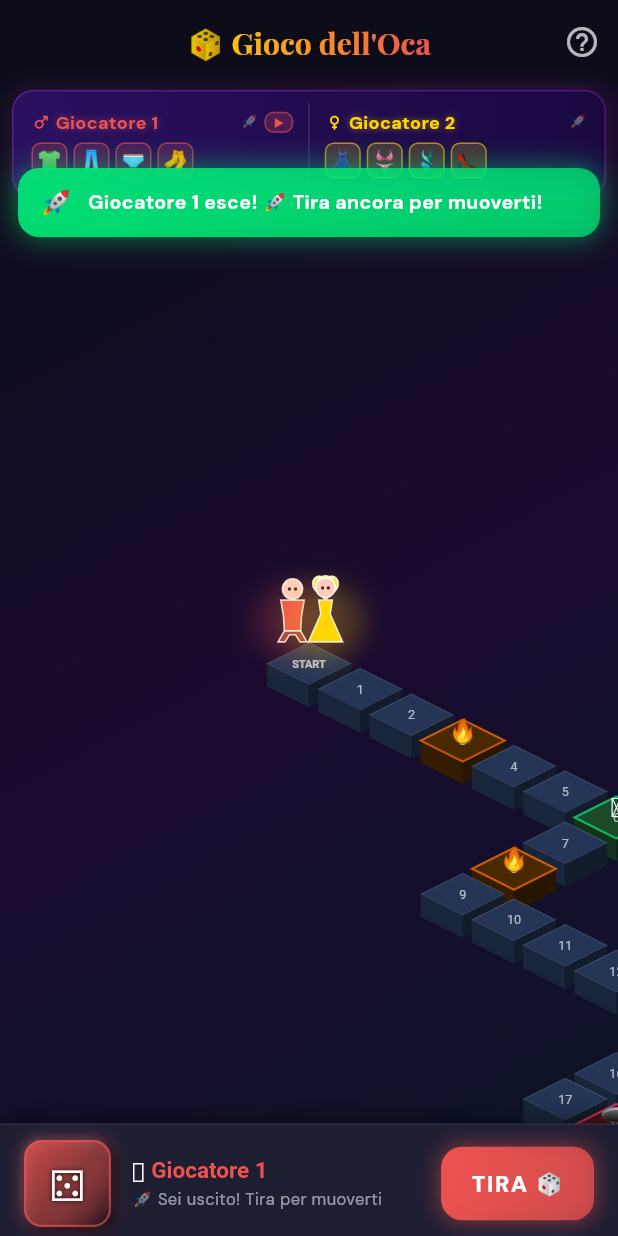
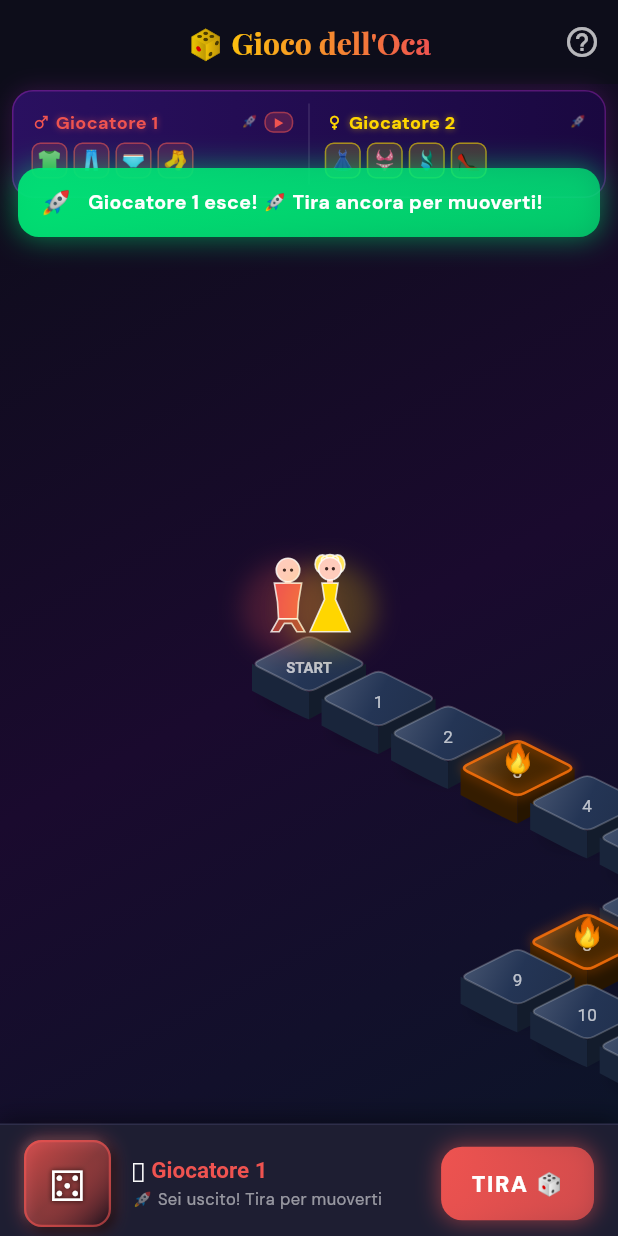
Before and after one commit to godcorpspa/kamasutra_app, a Flutter app: the GoosePlayScreen screen opened by its route, after a tap on "TIRA 🎲", on a phone screen of 412 x 824 dp. Run offline on Flutter 3.47's test engine with Material 3 defaults, Android fonts, the phone set to English and light mode, and no system bars; our stand-ins replace cloud_firestore, confetti, easy_localization, equatable, firebase_auth, firebase_core and 6 more; accounts and stored records are empty; network calls fail; project files that could hold a hidden picture were left out.

Commit message:
Enlarge tiles and add rounded corners with gradient polish
- Tile size increased from 56x28 to 76x38 for better readability
- Added rounded diamond corners using quadratic bezier curves
- Top face now has a subtle gradient (highlight → base → shadow)
- Soft drop shadow under each tile for depth
- Special tiles get a glowing outer border + sharp inner border
- Pawn size scaled up (12→14) to match larger tiles
- Trail line thickened for better visibility
- Canvas enlarged to 2800x1450 to accommodate bigger tiles

https://claude.ai/code/session_01XmffwdbTFmGsZmZm7WxECZ

```diff
--- a/lib/features/games/goose_game/presentation/goose_play_screen.dart
+++ b/lib/features/games/goose_game/presentation/goose_play_screen.dart
@@ -26,14 +26,15 @@ const _kIconsP1 = ['👕', '👖', '🩲', '🧦'];
 const _kIconsP2 = ['👗', '👙', '🩱', '👠'];
 
 // ── Board canvas / tile constants ──
-const double _kTileW    = 56.0;    // isometric tile width
-const double _kTileH    = 28.0;    // isometric tile height
-const double _kBlockH   = 15.0;    // 3-D block depth
+const double _kTileW    = 76.0;    // isometric tile width  (was 56)
+const double _kTileH    = 38.0;    // isometric tile height (was 28)
+const double _kBlockH   = 18.0;    // 3-D block depth
 const double _kTileStep = 1.22;    // grid-to-screen spacing multiplier
-const double _kBoardCX  = 1350.0;  // board centre-X in the large canvas
+const double _kRound    = 5.0;     // corner rounding for tiles
+const double _kBoardCX  = 1800.0;  // board centre-X in the large canvas
 const double _kBoardTY  = 60.0;    // board top-Y in the large canvas
-const double _kCanvasW  = 2100.0;
-const double _kCanvasH  = 1100.0;
+const double _kCanvasW  = 2800.0;
+const double _kCanvasH  = 1450.0;
 const _kSkin = Color(0xFFFFCCBC);  // skin tone for pawn heads
 const _kHair = Color(0xFF4A2C2A);  // dark hair colour
 
@@ -987,8 +988,8 @@ class _IsoBoardPainter extends CustomPainter {
   void paint(Canvas canvas, Size size) {
     // ── 1. Draw path-connecting trail between consecutive cells ──
     final trailPaint = Paint()
-      ..color = Colors.white.withOpacity(0.10)
-      ..strokeWidth = 3.0
+      ..color = Colors.white.withOpacity(0.12)
+      ..strokeWidth = 4.0
       ..style = PaintingStyle.stroke
       ..strokeCap = StrokeCap.round;
 
@@ -1034,88 +1035,144 @@ class _IsoBoardPainter extends CustomPainter {
     }
   }
 
+  // Build a rounded isometric diamond path using quadratic bezier corners.
+  Path _roundedDiamond(Offset vT, Offset vR, Offset vB, Offset vL, double r) {
+    return Path()
+      // Start mid-way on top-left edge, approach top vertex
+      ..moveTo(vT.dx + (vL.dx - vT.dx) * r, vT.dy + (vL.dy - vT.dy) * r)
+      // Round corner at top
+      ..quadraticBezierTo(vT.dx, vT.dy,
+          vT.dx + (vR.dx - vT.dx) * r, vT.dy + (vR.dy - vT.dy) * r)
+      // Line to near right vertex
+      ..lineTo(vR.dx + (vT.dx - vR.dx) * r, vR.dy + (vT.dy - vR.dy) * r)
+      // Round corner at right
+      ..quadraticBezierTo(vR.dx, vR.dy,
+          vR.dx + (vB.dx - vR.dx) * r, vR.dy + (vB.dy - vR.dy) * r)
+      // Line to near bottom vertex
+      ..lineTo(vB.dx + (vR.dx - vB.dx) * r, vB.dy + (vR.dy - vB.dy) * r)
+      // Round corner at bottom
+      ..quadraticBezierTo(vB.dx, vB.dy,
+          vB.dx + (vL.dx - vB.dx) * r, vB.dy + (vL.dy - vB.dy) * r)
+      // Line to near left vertex
+      ..lineTo(vL.dx + (vB.dx - vL.dx) * r, vL.dy + (vB.dy - vL.dy) * r)
+      // Round corner at left
+      ..quadraticBezierTo(vL.dx, vL.dy,
+          vL.dx + (vT.dx - vL.dx) * r, vL.dy + (vT.dy - vL.dy) * r)
+      ..close();
+  }
+
   void _drawTile(Canvas canvas, Offset c, GooseSquare sq, bool hasP1, bool hasP2) {
     const hw = _kTileW / 2, hh = _kTileH / 2, bh = _kBlockH;
+    const r = 0.12; // rounding factor (0 = sharp, 0.5 = max)
     final vT = Offset(c.dx,      c.dy - hh);
     final vR = Offset(c.dx + hw, c.dy     );
     final vB = Offset(c.dx,      c.dy + hh);
     final vL = Offset(c.dx - hw, c.dy     );
 
     final col   = _topColor(sq.type);
+    final colBr = _brighten(col, 0.18); // brighter highlight
     final colL  = _dim(col, 0.30);
     final colR  = _dim(col, 0.48);
 
-    // Top face
-    final topFace = Path()
-      ..moveTo(vT.dx, vT.dy)..lineTo(vR.dx, vR.dy)
-      ..lineTo(vB.dx, vB.dy)..lineTo(vL.dx, vL.dy)..close();
-    canvas.drawPath(topFace, Paint()..color = col);
+    // ── Soft glow shadow under tile ──
+    canvas.drawOval(
+      Rect.fromCenter(center: Offset(c.dx, c.dy + bh + 3), width: hw * 1.6, height: hh * 0.9),
+      Paint()
+        ..color = Colors.black.withOpacity(0.25)
+        ..maskFilter = const MaskFilter.blur(BlurStyle.normal, 6),
+    );
+
+    // ── Left face (rounded bottom-left) ──
+    final leftFace = Path()
+      ..moveTo(vL.dx, vL.dy)..lineTo(vB.dx, vB.dy)
+      ..lineTo(vB.dx, vB.dy + bh)
+      ..quadraticBezierTo(vB.dx - hw * 0.06, vB.dy + bh,
+          vL.dx, vL.dy + bh)
+      ..close();
+    canvas.drawPath(leftFace, Paint()..color = colL);
+
+    // ── Right face (rounded bottom-right) ──
+    final rightFace = Path()
+      ..moveTo(vB.dx, vB.dy)..lineTo(vR.dx, vR.dy)
+      ..lineTo(vR.dx, vR.dy + bh)
+      ..quadraticBezierTo(vR.dx - hw * 0.06, vR.dy + bh,
+          vB.dx, vB.dy + bh)
+      ..close();
+    canvas.drawPath(rightFace, Paint()..color = colR);
+
+    // ── Top face (rounded diamond) with gradient ──
+    final topFace = _roundedDiamond(vT, vR, vB, vL, r);
+
+    // Gradient fill: lighter at top-left, darker at bottom-right
+    final topGrad = Paint()
+      ..shader = LinearGradient(
+        begin: Alignment.topLeft, end: Alignment.bottomRight,
+        colors: [colBr, col, _dim(col, 0.12)],
+        stops: const [0.0, 0.5, 1.0],
+      ).createShader(Rect.fromCenter(center: c, width: hw * 2, height: hh * 2));
+    canvas.drawPath(topFace, topGrad);
+
+    // Subtle inner highlight at top edge
     canvas.drawPath(topFace, Paint()
       ..style = PaintingStyle.stroke
-      ..color = Colors.white.withOpacity(0.15)
-      ..strokeWidth = 0.7);
-
-    // Left face
-    canvas.drawPath(
-      Path()..moveTo(vL.dx, vL.dy)..lineTo(vB.dx, vB.dy)
-            ..lineTo(vB.dx, vB.dy + bh)..lineTo(vL.dx, vL.dy + bh)..close(),
-      Paint()..color = colL,
-    );
-    // Right face
-    canvas.drawPath(
-      Path()..moveTo(vB.dx, vB.dy)..lineTo(vR.dx, vR.dy)
-            ..lineTo(vR.dx, vR.dy + bh)..lineTo(vB.dx, vB.dy + bh)..close(),
-      Paint()..color = colR,
-    );
-
-    // Glow border
+      ..color = Colors.white.withOpacity(0.22)
+      ..strokeWidth = 1.2);
+
+    // ── Glow border for special tiles ──
     final gc = _glowColor(sq.type);
     if (gc != null) {
+      // Outer glow
       canvas.drawPath(topFace, Paint()
         ..style = PaintingStyle.stroke
-        ..color = gc.withOpacity(0.7)
-        ..strokeWidth = 1.4);
+        ..color = gc.withOpacity(0.35)
+        ..strokeWidth = 4.0
+        ..maskFilter = const MaskFilter.blur(BlurStyle.normal, 4));
+      // Sharp border
+      canvas.drawPath(topFace, Paint()
+        ..style = PaintingStyle.stroke
+        ..color = gc.withOpacity(0.8)
+        ..strokeWidth = 1.8);
     }
 
-    // Position number
+    // ── Position number ──
     if (sq.position > 0) {
-      _txt(canvas, '${sq.position}', c,
-          sz: _kTileW * 0.15, col: Colors.white.withOpacity(0.65));
+      _txt(canvas, '${sq.position}', Offset(c.dx, c.dy + hh * 0.15),
+          sz: _kTileW * 0.15, col: Colors.white.withOpacity(0.7));
     } else {
-      _txt(canvas, 'START', c, sz: _kTileW * 0.13, col: Colors.white70, bold: true);
+      _txt(canvas, 'START', Offset(c.dx, c.dy + hh * 0.15),
+          sz: _kTileW * 0.13, col: Colors.white70, bold: true);
     }
 
-    // Type icon
-    final iconY = c.dy - hh * 0.38;
+    // ── Type icon (positioned above centre) ──
+    final iconY = c.dy - hh * 0.32;
     switch (sq.type) {
       case GooseSquareType.ladder:
-        _txt(canvas, '🪜', Offset(c.dx, iconY), sz: _kTileW * 0.32); break;
+        _txt(canvas, '🪜', Offset(c.dx, iconY), sz: _kTileW * 0.30); break;
       case GooseSquareType.hole:
-        _txt(canvas, '🕳️', Offset(c.dx, iconY), sz: _kTileW * 0.32); break;
+        _txt(canvas, '🕳️', Offset(c.dx, iconY), sz: _kTileW * 0.30); break;
       case GooseSquareType.penance:
-        _txt(canvas, '🔥', Offset(c.dx, iconY), sz: _kTileW * 0.28); break;
+        _txt(canvas, '🔥', Offset(c.dx, iconY), sz: _kTileW * 0.26); break;
       case GooseSquareType.finish:
-        _txt(canvas, '🏆', Offset(c.dx, c.dy - hh * 0.55), sz: _kTileW * 0.38); break;
+        _txt(canvas, '🏆', Offset(c.dx, c.dy - hh * 0.50), sz: _kTileW * 0.36); break;
       default: break;
     }
 
-    // Jump destination
+    // ── Jump destination label ──
     if (sq.destination != null) {
       final arrow = sq.type == GooseSquareType.ladder
           ? '↑${sq.destination}' : '↓${sq.destination}';
       _txt(canvas, arrow,
-          Offset(c.dx + hw * 0.5, c.dy + hh * 0.5),
-          sz: _kTileW * 0.12,
+          Offset(c.dx + hw * 0.5, c.dy + hh * 0.55),
+          sz: _kTileW * 0.11,
           col: sq.type == GooseSquareType.ladder ? _kGreen : _kRed);
     }
 
-    // Player pawns
+    // ── Player pawns ──
     if (!hasP1 && !hasP2) return;
-    // Pawn base sits just above the top face's top vertex
-    final baseY = c.dy - hh - 2;
+    final baseY = c.dy - hh - 4;
     if (hasP1 && hasP2) {
-      _drawMalePawn(canvas,   Offset(c.dx - 11, baseY), p1Color);
-      _drawFemalePawn(canvas, Offset(c.dx + 11, baseY), p2Color);
+      _drawMalePawn(canvas,   Offset(c.dx - 14, baseY), p1Color);
+      _drawFemalePawn(canvas, Offset(c.dx + 14, baseY), p2Color);
     } else if (hasP1) {
       _drawMalePawn(canvas,   Offset(c.dx, baseY), p1Color);
     } else {
@@ -1125,7 +1182,7 @@ class _IsoBoardPainter extends CustomPainter {
 
   // ── Male pawn (shirt + legs + skin head + hair + eyes) ───────────
   void _drawMalePawn(Canvas canvas, Offset base, Color color) {
-    const s = 12.0;
+    const s = 14.0;
     final bodyP = Paint()..color = color;
     final legsP = Paint()..color = _dim(color, 0.28);
     final skinP = Paint()..color = _kSkin;
@@ -1201,7 +1258,7 @@ class _IsoBoardPainter extends CustomPainter {
 
   // ── Female pawn (dress + skin head + coloured hair + eyes) ───────
   void _drawFemalePawn(Canvas canvas, Offset base, Color color) {
-    const s = 12.0;
+    const s = 14.0;
     final dressP  = Paint()..color = color;
     final skinP   = Paint()..color = _kSkin;
     final hairCol = _brighten(color, 0.35);
```
